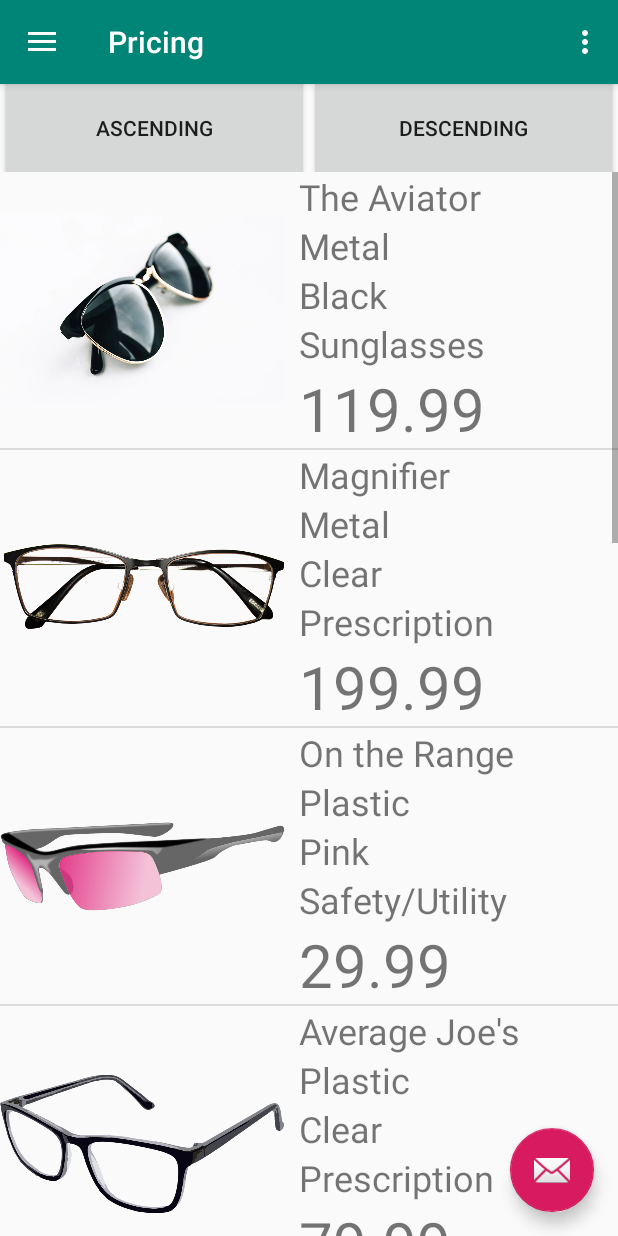
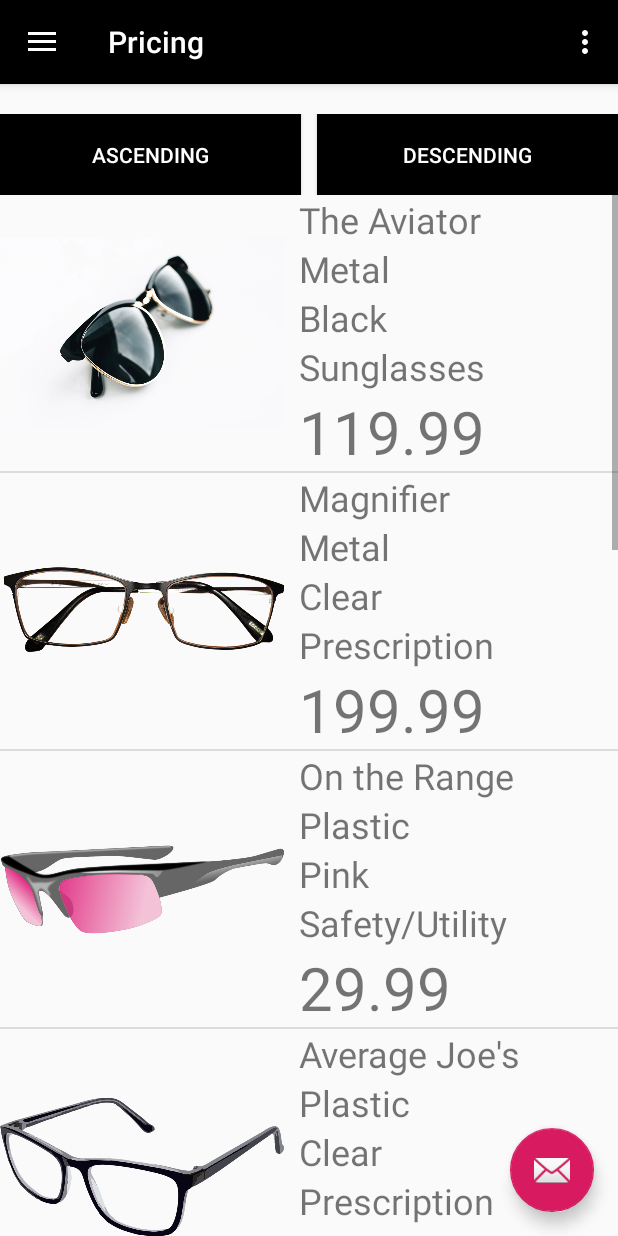
Before and after one commit to SaadMAmjad/Android-Project, an Android app: the screen it shows after launch (MainActivity), in the side drawer, after a tap on "Best Selling", on a phone screen of 412 x 824 dp. Run offline under Robolectric (Android 15) with nearby library versions, the phone set to English and light mode, and no system bars; our stand-ins replace navigation-ui.

Commit message:
color choices

```diff
--- a/glassio/app/src/main/java/com/example/glassio/MainActivity.java
+++ b/glassio/app/src/main/java/com/example/glassio/MainActivity.java
@@ -24,14 +24,6 @@ public class MainActivity extends AppCompatActivity {
         setContentView(R.layout.activity_main);
         Toolbar toolbar = findViewById(R.id.toolbar);
         setSupportActionBar(toolbar);
-        FloatingActionButton fab = findViewById(R.id.fab);
-        fab.setOnClickListener(new View.OnClickListener() {
-            @Override
-            public void onClick(View view) {
-                Snackbar.make(view, "Replace with your own action", Snackbar.LENGTH_LONG)
-                        .setAction("Action", null).show();
-            }
-        });
         DrawerLayout drawer = findViewById(R.id.drawer_layout);
         NavigationView navigationView = findViewById(R.id.nav_view);
         // Passing each menu ID as a set of Ids because each
--- a/glassio/app/src/main/java/com/example/glassio/details.java
+++ b/glassio/app/src/main/java/com/example/glassio/details.java
@@ -52,7 +52,6 @@ public class details extends Fragment {
             type.setText(typeDetail);
             TextView price = view.findViewById(R.id.priceDetail);
             price.setText(String.valueOf(priceDetail));
-
             button = view.findViewById(R.id.buttonDetail);
             button.setOnClickListener(new View.OnClickListener() {
                 @Override
@@ -61,7 +60,6 @@ public class details extends Fragment {
                 }
             });
         }
-
             return view;
     }
 
--- a/glassio/app/src/main/res/layout/fragment_cb_test.xml
+++ b/glassio/app/src/main/res/layout/fragment_cb_test.xml
@@ -14,6 +14,7 @@
         android:textAlignment="center"
         android:fontFamily="sans-serif-condensed"
         android:textSize="@dimen/main_title"
+        android:textColor="@color/colorPrimary"
         android:text="@string/action_colorB" />
 
     <androidx.viewpager.widget.ViewPager
@@ -24,9 +25,12 @@
 
     <Button
         android:id="@+id/cantSee"
-        android:layout_width="150dp"
+        android:layout_width="@dimen/image_heightDetail"
         android:layout_height="wrap_content"
+        android:textColor="@color/white"
+        android:background="@color/colorPrimary"
         android:layout_marginStart="4dp"
+        android:layout_gravity="center"
         android:layout_marginBottom="4dp"
         android:text="@string/cant_see_it" />
 
--- a/glassio/app/src/main/res/layout/fragment_details.xml
+++ b/glassio/app/src/main/res/layout/fragment_details.xml
@@ -56,8 +56,11 @@
         android:text="" />
     <Button
         android:id="@+id/buttonDetail"
-        android:layout_width="match_parent"
+        android:layout_width="@dimen/image_heightDetail"
+        android:layout_gravity="center"
         android:layout_height="wrap_content"
+        android:background="@color/colorPrimary"
+        android:textColor="@color/white"
         android:textSize="@dimen/item_descriptors"
         android:text="@string/add_to_list" />
 
--- a/glassio/app/src/main/res/layout/fragment_top_sells.xml
+++ b/glassio/app/src/main/res/layout/fragment_top_sells.xml
@@ -10,6 +10,7 @@
         android:layout_width="match_parent"
         android:layout_height="78dp"
         android:layout_weight="1"
+        android:layout_marginTop="@dimen/linearL_Margin"
         android:layout_gravity="center"
         android:orientation="horizontal">
 
@@ -19,6 +20,9 @@
             android:layout_height="100dp"
             android:layout_gravity="center"
             android:layout_weight="1"
+            android:layout_marginRight="5dp"
+            android:textColor="@color/white"
+            android:background="@color/colorPrimary"
             android:text="@string/sort_button_up" />
 
         <Button
@@ -27,6 +31,9 @@
             android:layout_height="100dp"
             android:layout_gravity="center"
             android:layout_weight="1"
+            android:layout_marginLeft="5dp"
+            android:textColor="@color/white"
+            android:background="@color/colorPrimary"
             android:text="@string/sort_button_down" />
     </LinearLayout>
     <ListView
--- a/glassio/app/src/main/res/layout/fragment_view_pager_adapter.xml
+++ b/glassio/app/src/main/res/layout/fragment_view_pager_adapter.xml
@@ -20,9 +20,11 @@
         android:layout_marginStart="4dp"
         android:textSize="@dimen/main_header"
         android:fontFamily="sans-serif-condensed"
-        android:layout_width="match_parent"
+        android:layout_width="wrap_content"
+        android:layout_gravity="center"
+        android:textColor="@color/colorPrimary"
         android:layout_height="wrap_content"
-        android:text="placeholder" />
+        android:text="" />
 
 
 </LinearLayout>
--- a/glassio/app/src/main/res/layout/recycle_row.xml
+++ b/glassio/app/src/main/res/layout/recycle_row.xml
@@ -11,6 +11,7 @@
         android:layout_marginEnd="@dimen/recycler_margin"
         android:fontFamily="sans-serif-condensed"
         android:text="Placeholder"
+        android:textColor="@color/colorPrimary"
         android:textAlignment="center"
         android:textSize="@dimen/item_title" />
 
@@ -27,6 +28,7 @@
         android:layout_marginEnd="@dimen/recycler_margin"
         android:fontFamily="sans-serif-condensed"
         android:textSize="@dimen/item_descriptors"
+        android:textColor="@color/white"
         android:layout_width="189dp"
         android:layout_height="wrap_content"
         android:text="Placeholder" />
@@ -37,6 +39,7 @@
         android:background="@color/light_gray"
         android:fontFamily="sans-serif-condensed"
         android:textSize="@dimen/item_descriptors"
+        android:textColor="@color/white"
         android:layout_width="189dp"
         android:layout_height="wrap_content"
         android:text="Placeholder" />
@@ -47,6 +50,7 @@
         android:background="@color/light_gray"
         android:fontFamily="sans-serif-condensed"
         android:textSize="@dimen/item_descriptors"
+        android:textColor="@color/white"
         android:layout_width="189dp"
         android:layout_height="50dp"
         android:text="Placeholder" />
@@ -56,6 +60,7 @@
         android:layout_marginEnd="@dimen/recycler_margin"
         android:fontFamily="sans-serif-condensed"
         android:textSize="@dimen/priceSize"
+        android:textColor="@color/colorPrimary"
         android:layout_width="189dp"
         android:layout_height="wrap_content"
         android:text="Placeholder" />
--- a/glassio/app/src/main/res/values/colors.xml
+++ b/glassio/app/src/main/res/values/colors.xml
@@ -1,8 +1,8 @@
 <?xml version="1.0" encoding="utf-8"?>
 <resources>
-    <color name="colorPrimary">#008577</color>
-    <color name="colorPrimaryDark">#00574B</color>
+    <color name="colorPrimary">#000000</color>
+    <color name="colorPrimaryDark">#BEBEBE</color>
     <color name="colorAccent">#D81B60</color>
     <color name="white">#ffffff</color>
-    <color name="light_gray">#BEBEBE</color>
+    <color name="light_gray">#737373</color>
 </resources>
--- a/glassio/app/src/main/res/values/dimens.xml
+++ b/glassio/app/src/main/res/values/dimens.xml
@@ -16,4 +16,5 @@
     <dimen name="image_height">229dp</dimen>
     <dimen name="image_widthDetail">450dp</dimen>
     <dimen name="image_heightDetail">350dp</dimen>
+    <dimen name="linearL_Margin">20dp</dimen>
 </resources>
```
Also changed, not shown: glassio/app/src/main/res/drawable/side_nav_bar.xml (+5 -5 lines).
